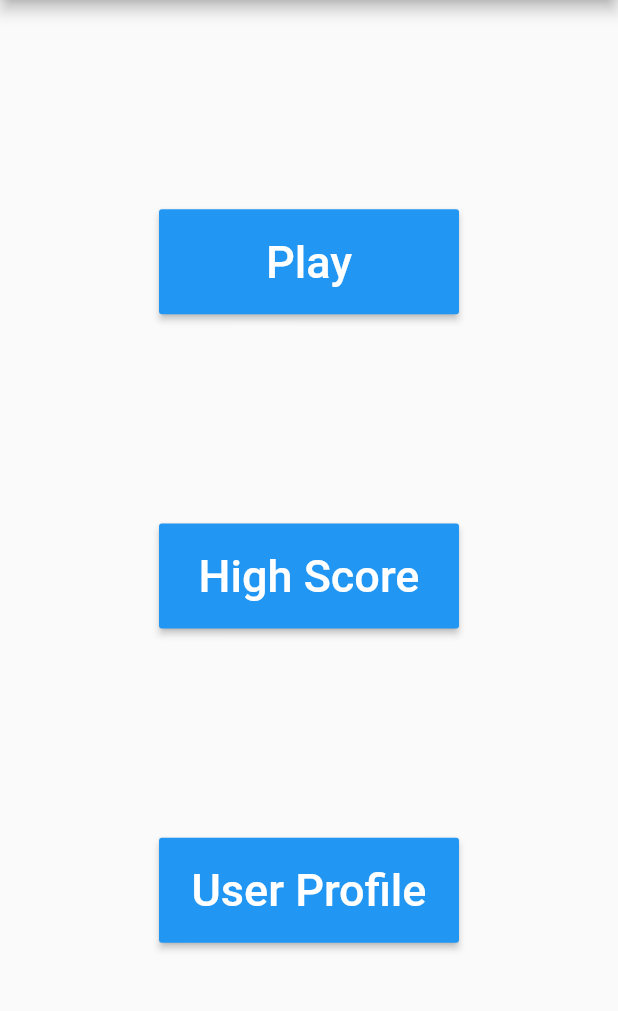
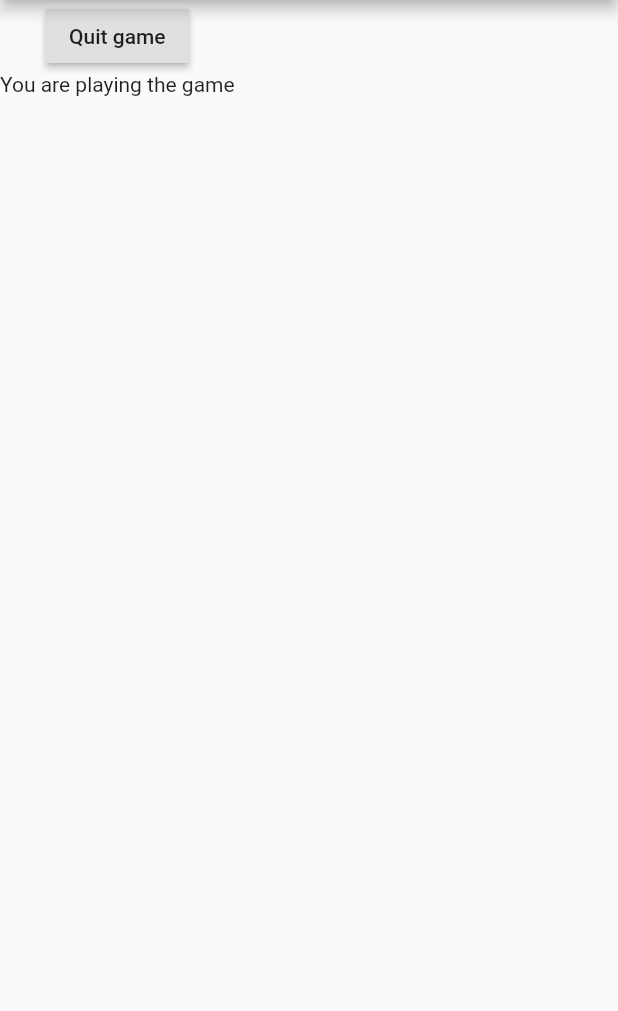
Before and after one commit to davidjhenning6/Chroma-Slash, a Flutter app: the screen it shows after launch, after a tap on "Play", on a phone screen of 412 x 824 dp, the part 84-1095 px from its top. Run offline on Flutter 3.47's test engine with Material 2 defaults, Android fonts, the phone set to English and light mode, and no system bars.

Commit message:
Transitions to blank screens from the menu added as well as refactored the code architecture

```diff
--- a/slice_game/lib/main.dart
+++ b/slice_game/lib/main.dart
@@ -1,81 +1,103 @@
 import 'package:flutter/material.dart';
 
-void main() => runApp(MyApp());
+import './start_menu.dart';
+import 'models/screen_states.dart';
 
-class MyApp extends StatelessWidget {
-static const String _title = 'Slice Game';
-  // This widget is the root of your application.
+void main() => runApp(SliceGame());
+
+class SliceGame extends StatefulWidget {
+  _SliceGameState createState() => _SliceGameState();
+}
+
+class _SliceGameState extends State<SliceGame> {
+  static const String _title = "Slice Game";
+  ScreenState _currentScreenState = ScreenState.startMenu;
+  //temp --> 0 means main menu, 1 means start game, 2 means leaderboard and 3 is profile
   @override
   Widget build(BuildContext context) {
     return MaterialApp(
-      title: '_title',
+      title: _title,
       theme: ThemeData(
-        // This is the theme of your application.
-        //
-        // Try running your application with "flutter run". You'll see the
-        // application has a blue toolbar. Then, without quitting the app, try
-        // changing the primarySwatch below to Colors.green and then invoke
-        // "hot reload" (press "r" in the console where you ran "flutter run",
-        // or simply save your changes to "hot reload" in a Flutter IDE).
-        // Notice that the counter didn't reset back to zero; the application
-        // is not restarted.
         primarySwatch: Colors.blue,
       ),
       home: Scaffold(
-        appBar: AppBar(title: const Text(_title)),
-        body: MyStatelessWidget(),
-    ));
-  }
+        appBar: AppBar(
+          title: const Text(_title),
+        ),
+        body: _homeWidget(),
+      ),
+    );
   }
 
-// class MyHomePage extends StatefulWidget {
-//   MyHomePage({Key key, this.title}) : super(key: key);
-
-class MyStatelessWidget extends StatelessWidget {
-  MyStatelessWidget({Key key}) : super(key: key);
-
-  @override
-  Widget build(BuildContext context) {
-    return Center(
-      widthFactor: 1,
+  Widget _homeWidget() {
+    Widget homeWidget;
+    if (_currentScreenState == ScreenState.startMenu)
+      homeWidget = StartMenu(
+        onHighScorePressed: () {
+          setState(() {
+            _currentScreenState = ScreenState.highScore;
+          });
+        },
+        onPlayerProfilePressed: () {
+          setState(() {
+            _currentScreenState = ScreenState.playerProfile;
+          });
+        },
+        onPlayPressed: () {
+          setState(() {
+            _currentScreenState = ScreenState.play;
+          });
+        },
+      );
+    else if(_currentScreenState == ScreenState.play) {
+      homeWidget = Container(
         child: Column(
-        mainAxisAlignment: MainAxisAlignment.spaceEvenly,
           children: <Widget>[
-          Center(
-            // child: const SizedBox(height: 30, width: 300),
-            child:ButtonTheme(
-              minWidth: 200,
-              height: 70,
-              child:RaisedButton(
-                onPressed: () {},
-                child: Text('Play', style: TextStyle(fontSize: 30, color: Colors.white)),
-              )
-            )
+            RaisedButton(
+              child: Text("Quit game"),
+              onPressed: () {
+                setState(() {
+                  _currentScreenState =ScreenState.startMenu;
+                });
+              },
             ),
-            Center(
-            // child: const SizedBox(height: 30, width: 300),
-            child:ButtonTheme(
-              minWidth: 200,
-              height: 70,
-              child:RaisedButton(
-                onPressed: () {},
-                child: Text('High Score', style: TextStyle(fontSize: 30, color: Colors.white)),
-              )
-            )
+            Text("You are playing the game"),
+          ],
         ),
-            Center(
-            // child: const SizedBox(height: 30, width: 300),
-            child:ButtonTheme(
-              minWidth: 200,
-              height: 70,
-              child:RaisedButton(
-                onPressed: () {},
-                child: Text('User Profile', style: TextStyle(fontSize: 30, color: Colors.white)),
-              )
-            )
+      );
+    } else if(_currentScreenState == ScreenState.highScore) {
+      homeWidget =Container(
+        child: Column(
+          children: <Widget>[
+            RaisedButton(
+              child: Text("Back to Main Menu"),
+              onPressed: () {
+                setState(() {
+                  _currentScreenState =ScreenState.startMenu;
+                });
+              },
             ),
+            Text("You are view the High Scores"),
+          ],
+        ),
+      );
+    } else if(_currentScreenState == ScreenState.playerProfile) {
+      homeWidget =Container(
+        child: Column(
+          children: <Widget>[
+            RaisedButton(
+              child: Text("Quit game"),
+              onPressed: () {
+                setState(() {
+                  _currentScreenState =ScreenState.startMenu;
+                });
+              },
+            ),
+            Text("You are view your player profile"),
           ],
         ),
       );
     }
+    return homeWidget;
   }
+}
--- /dev/null
+++ b/slice_game/lib/menu_buttons.dart
@@ -0,0 +1,26 @@
+import 'package:flutter/material.dart';
+
+class MenuButtons extends StatelessWidget {
+  final String buttonText;
+  final Function() onCliked;
+
+  MenuButtons({@required this.buttonText, @required this.onCliked});
+
+  @override
+  Widget build(BuildContext context) {
+    return Center(
+      // child: const SizedBox(height: 30, width: 300),
+      child: ButtonTheme(
+        minWidth: 200,
+        height: 70,
+        child: RaisedButton(
+          onPressed: this.onCliked,
+          child: Text(
+            buttonText,
+            style: TextStyle(fontSize: 30, color: Colors.white),
+          ),
+        ),
+      ),
+    );
+  }
+}
--- /dev/null
+++ b/slice_game/lib/models/screen_states.dart
@@ -0,0 +1,3 @@
+enum ScreenState {
+  startMenu, play, highScore, playerProfile,
+}
--- /dev/null
+++ b/slice_game/lib/start_menu.dart
@@ -0,0 +1,34 @@
+import 'package:flutter/material.dart';
+import './menu_buttons.dart';
+
+class StartMenu extends StatefulWidget {
+  final Function() onPlayPressed;
+  final Function() onHighScorePressed;
+  final Function() onPlayerProfilePressed;
+  StartMenu({
+    @required this.onPlayPressed,
+    @required this.onHighScorePressed,
+    @required this.onPlayerProfilePressed,
+  });
+  _StartMenuState createState() => _StartMenuState();
+}
+
+class _StartMenuState extends State<StartMenu> {
+  @override
+  Widget build(BuildContext context) {
+    return Center(
+      widthFactor: 1,
+      child: Column(
+        mainAxisAlignment: MainAxisAlignment.spaceEvenly,
+        children: <Widget>[
+          MenuButtons(buttonText: "Play", onCliked: widget.onPlayPressed),
+          MenuButtons(
+              buttonText: "High Score", onCliked: widget.onHighScorePressed),
+          MenuButtons(
+              buttonText: "User Profile",
+              onCliked: widget.onPlayerProfilePressed),
+        ],
+      ),
+    );
+  }
+}
```
Also changed, not shown: 1 other file. Lines whose indentation alone changed are shown as unchanged.
